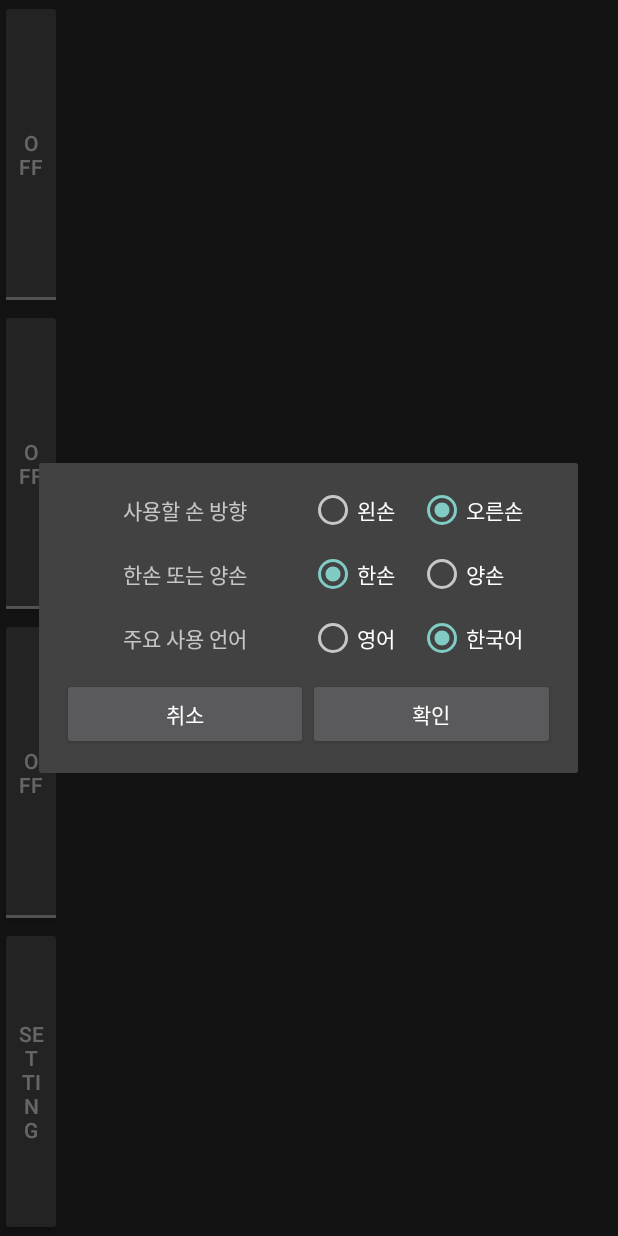
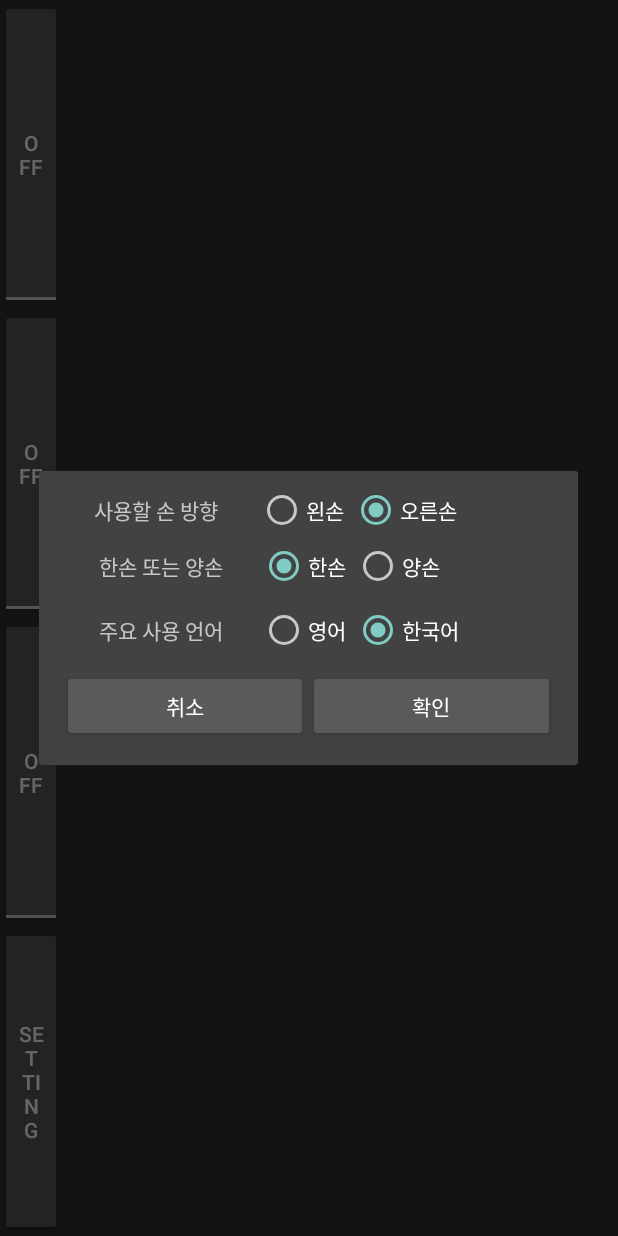
Before and after one commit to 2015nlpcapstone/Nurumi, an Android app: the screen it shows after launch (MainActivity), after a tap on "SETTING", on a phone screen of 412 x 824 dp. Run offline under Robolectric (Android 15) with nearby library versions, the light colour scheme and no system bars.

Commit message:
Adjusted Activity
Deleted a title bar of Inform dialog.
And set setting dialog’s ratio.

```diff
--- a/src/Nurumi_frame/app/src/main/java/com/nlpcapstone/nurumi_frame/InformActivity.java
+++ b/src/Nurumi_frame/app/src/main/java/com/nlpcapstone/nurumi_frame/InformActivity.java
@@ -7,6 +7,7 @@ import android.content.SharedPreferences;
 import android.graphics.Color;
 import android.os.Bundle;
 import android.util.Log;
+import android.view.Window;
 import android.widget.ImageView;
 
 /**
@@ -46,9 +47,12 @@ public class InformActivity extends Dialog {
     @Override
     protected void onCreate(Bundle savedInstanceState) {
         super.onCreate(savedInstanceState);
+
         setContentView(R.layout.dialog_inform);
 
+
         img_inform = (ImageView)findViewById(R.id.img_inform);
+
 
         Log.i("inform", "66");
         setImage();
--- a/src/Nurumi_frame/app/src/main/java/com/nlpcapstone/nurumi_frame/MainActivity.java
+++ b/src/Nurumi_frame/app/src/main/java/com/nlpcapstone/nurumi_frame/MainActivity.java
@@ -7,6 +7,7 @@ import android.support.v7.app.ActionBarActivity;
 import android.os.Bundle;
 import android.util.Log;
 import android.view.View;
+import android.view.Window;
 import android.view.WindowManager;
 import android.widget.Button;
 import android.widget.CompoundButton;
@@ -20,7 +21,7 @@ import android.widget.ToggleButton;
  * 3) Apply Background Transparency to Layout [unsolved]
  * 4) Menu Button Function [unsolved]
  *      (1) Inform [03.28]
- *      (2) Tutorial
+ *      (2) Tutorial [03.31]
  *      (3) Mute
  *      (4) Setting [03.27]
  */
@@ -95,6 +96,8 @@ public class MainActivity extends ActionBarActivity implements CompoundButton.On
                     @Override
                     public void onClick(View v) {
                         if (tbtn_inform.isChecked() == true) {
+                            dlg_inform.requestWindowFeature(Window.FEATURE_NO_TITLE);
+
                             dlg_inform.show();
                         } else {
                             Log.i("inform", "33");
@@ -102,6 +105,8 @@ public class MainActivity extends ActionBarActivity implements CompoundButton.On
                             dlg_inform.dismiss();
                             // spare LifeCycle
                             dlg_inform = new InformActivity(MainActivity.this);
+                            dlg_inform.requestWindowFeature(Window.FEATURE_NO_TITLE);
+
                             dlg_inform.getWindow().clearFlags(WindowManager.LayoutParams.FLAG_DIM_BEHIND);
                             dlg_inform.getWindow().setFlags(WindowManager.LayoutParams.FLAG_NOT_TOUCH_MODAL, WindowManager.LayoutParams.FLAG_NOT_TOUCH_MODAL);
                         }
--- a/src/Nurumi_frame/app/src/main/res/layout/dialog_setting.xml
+++ b/src/Nurumi_frame/app/src/main/res/layout/dialog_setting.xml
@@ -11,13 +11,12 @@
         android:layout_width="match_parent"
         android:layout_height="match_parent"
         android:orientation="horizontal"
-        android:layout_margin="5dp"
         android:layout_weight="1">
 
         <TextView
             android:layout_width="match_parent"
             android:layout_height="wrap_content"
-            android:layout_weight="5"
+            android:layout_weight="6"
             android:layout_gravity="center_vertical"
             android:gravity="center"
             android:text="사용할 손 방향"/>
@@ -28,12 +27,12 @@
             android:layout_height="wrap_content"
             android:layout_gravity="center_vertical"
             android:orientation="horizontal"
-            android:layout_weight="5">
+            android:layout_weight="4">
 
             <RadioButton
                 android:id="@+id/rbtn_left"
                 android:text="왼손"
-                android:paddingRight="15dp"
+                android:paddingRight="5dp"
                 android:layout_width="wrap_content"
                 android:layout_height="wrap_content" />
 
@@ -56,7 +55,7 @@
         <TextView
             android:layout_width="match_parent"
             android:layout_height="wrap_content"
-            android:layout_weight="5"
+            android:layout_weight="6"
             android:layout_gravity="center_vertical"
             android:gravity="center"
             android:text="한손 또는 양손"/>
@@ -66,12 +65,12 @@
             android:layout_height="wrap_content"
             android:layout_gravity="center_vertical"
             android:orientation="horizontal"
-            android:layout_weight="5">
+            android:layout_weight="4">
 
             <RadioButton
                 android:id="@+id/rbtn_5finger"
                 android:text="한손"
-                android:paddingRight="15dp"
+                android:paddingRight="5dp"
                 android:layout_width="wrap_content"
                 android:layout_height="wrap_content" />
 
@@ -94,7 +93,7 @@
         <TextView
             android:layout_width="match_parent"
             android:layout_height="wrap_content"
-            android:layout_weight="5"
+            android:layout_weight="6"
             android:layout_gravity="center_vertical"
             android:gravity="center"
             android:text="주요 사용 언어"/>
@@ -104,12 +103,12 @@
             android:layout_height="wrap_content"
             android:layout_gravity="center_vertical"
             android:orientation="horizontal"
-            android:layout_weight="5">
+            android:layout_weight="4">
 
             <RadioButton
                 android:id="@+id/rbtn_english"
                 android:text="영어"
-                android:paddingRight="15dp"
+                android:paddingRight="5dp"
                 android:layout_width="wrap_content"
                 android:layout_height="wrap_content" />
 
```
